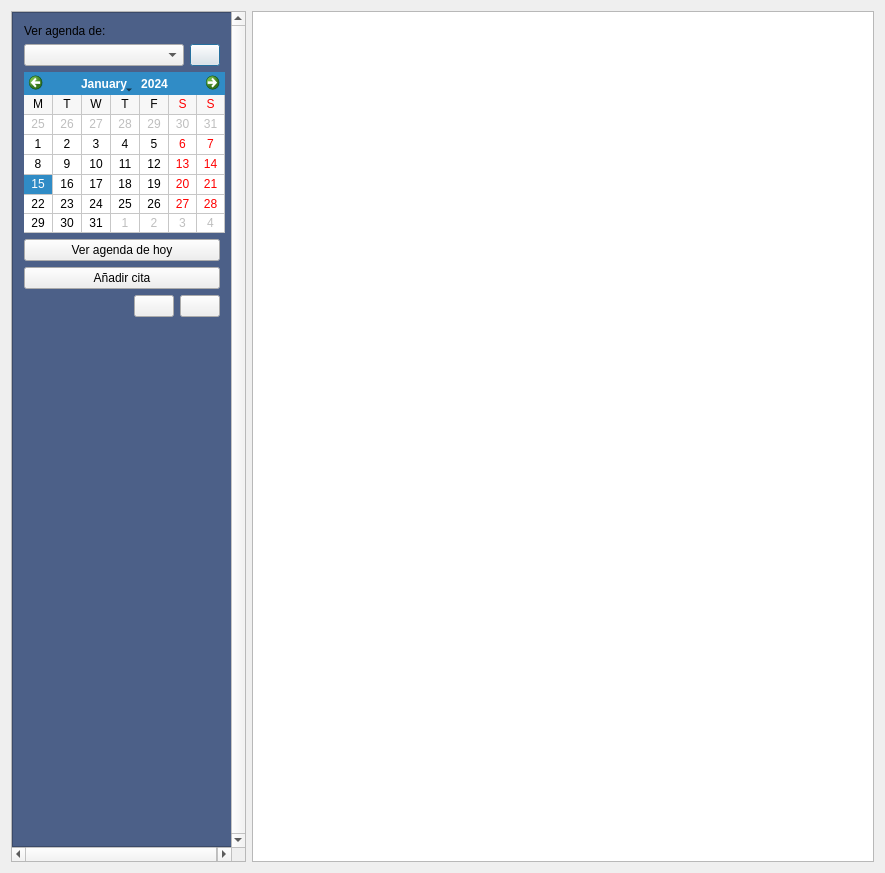
Old version of the form Agenda/agendaform.ui in the repository arcnexus/RedFoX.
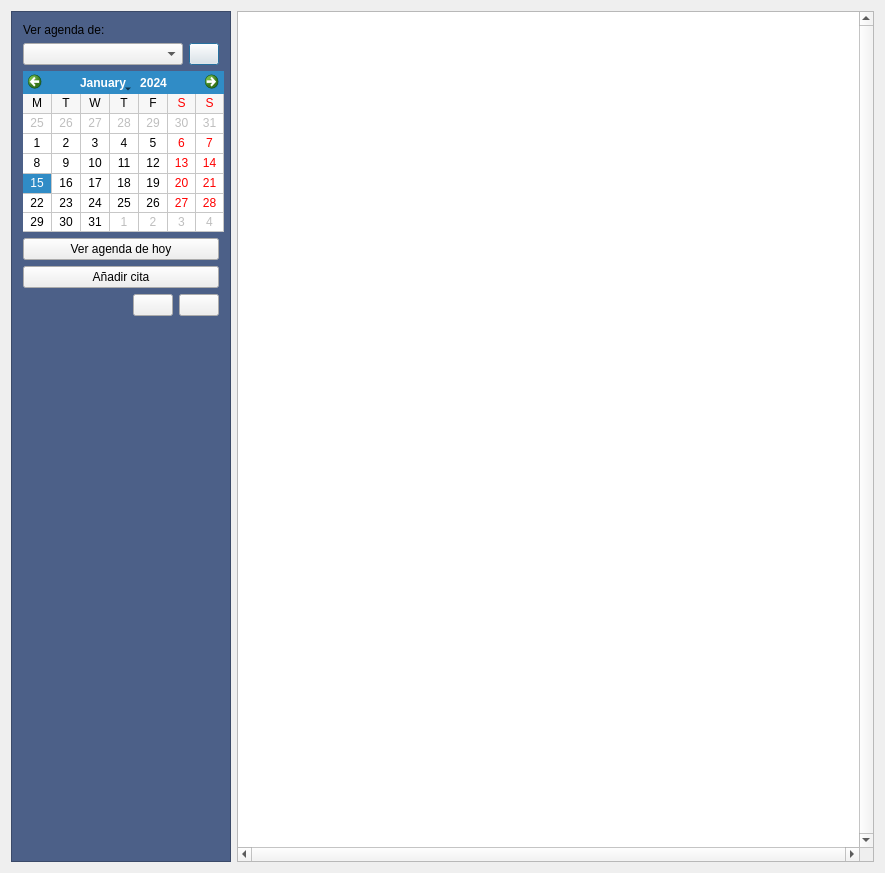
New version of the form. Icons and pictures are not drawn.

Commit message: Titulo en eventos de agenda

```diff
--- a/Agenda/agendaform.ui
+++ b/Agenda/agendaform.ui
@@ -13,43 +13,7 @@
   <property name="windowTitle">
    <string>MainWindow</string>
   </property>
-  <layout class="QHBoxLayout" name="horizontalLayout_4">
-   <item>
-    <widget class="QScrollArea" name="scrollArea">
-     <property name="maximumSize">
-      <size>
-       <width>235</width>
-       <height>16777215</height>
-      </size>
-     </property>
-     <property name="verticalScrollBarPolicy">
-      <enum>Qt::ScrollBarAlwaysOn</enum>
-     </property>
-     <property name="widgetResizable">
-      <bool>true</bool>
-     </property>
-     <widget class="QWidget" name="scrollAreaWidgetContents">
-      <property name="geometry">
-       <rect>
-        <x>0</x>
-        <y>0</y>
-        <width>220</width>
-        <height>836</height>
-       </rect>
-      </property>
-      <layout class="QVBoxLayout" name="verticalLayout_2">
-       <property name="leftMargin">
-        <number>0</number>
-       </property>
-       <property name="topMargin">
-        <number>0</number>
-       </property>
-       <property name="rightMargin">
-        <number>0</number>
-       </property>
-       <property name="bottomMargin">
-        <number>0</number>
-       </property>
+  <layout class="QHBoxLayout" name="horizontalLayout_2">
        <item>
         <widget class="QFrame" name="frame">
          <property name="maximumSize">
@@ -225,18 +189,26 @@
          </layout>
         </widget>
        </item>
-      </layout>
-     </widget>
-    </widget>
-   </item>
    <item>
     <widget class="QGraphicsView" name="graphicsView">
+     <property name="sizePolicy">
+      <sizepolicy hsizetype="Expanding" vsizetype="Expanding">
+       <horstretch>0</horstretch>
+       <verstretch>0</verstretch>
+      </sizepolicy>
+     </property>
      <property name="minimumSize">
       <size>
        <width>410</width>
        <height>0</height>
       </size>
      </property>
+     <property name="verticalScrollBarPolicy">
+      <enum>Qt::ScrollBarAlwaysOn</enum>
+     </property>
+     <property name="horizontalScrollBarPolicy">
+      <enum>Qt::ScrollBarAlwaysOn</enum>
+     </property>
     </widget>
    </item>
   </layout>
```
Lines whose indentation alone changed are shown as unchanged. The commit also changes 1 other file.
